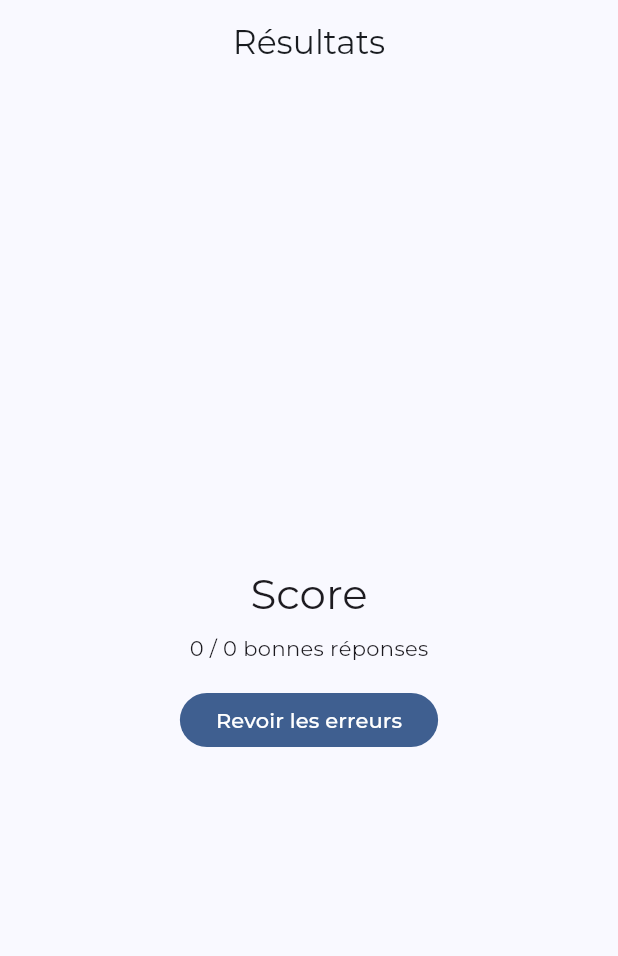
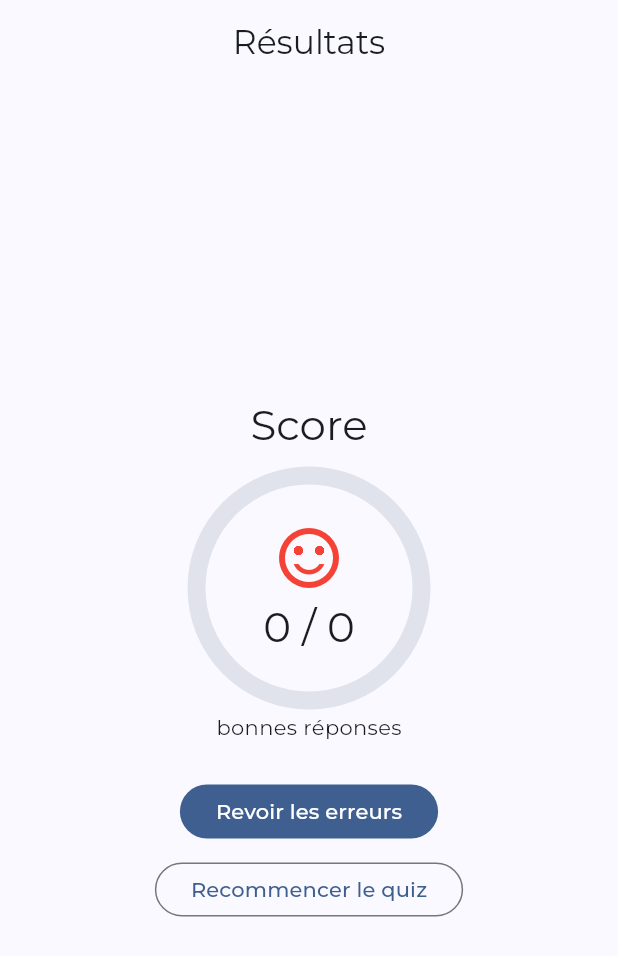
Before and after one commit to Myoxsis/french_citizenship_app, a Flutter app: the ResultsScreen screen opened by its route, on a phone screen of 412 x 824 dp. Shown: the top 956 px of the screen. Run offline on Flutter 3.47's test engine with Material 3 defaults, Android fonts, the light colour scheme and no system bars; our stand-ins replace easy_localization, flutter_riverpod, go_router, google_fonts, shared_preferences; accounts and stored records are empty.

Commit message:
feat: enhance quiz results screen

```diff
--- a/assets/i18n/en.json
+++ b/assets/i18n/en.json
@@ -13,6 +13,7 @@
   "results_score": "Score",
   "results_correct": "correct answers",
   "results_review": "Review mistakes",
+  "results_retry": "Retake quiz",
   "settings_title": "Settings",
   "settings_language": "Language",
   "settings_darkmode": "Dark mode",
--- a/assets/i18n/fr.json
+++ b/assets/i18n/fr.json
@@ -13,6 +13,7 @@
   "results_score": "Score",
   "results_correct": "bonnes réponses",
   "results_review": "Revoir les erreurs",
+  "results_retry": "Recommencer le quiz",
   "settings_title": "Réglages",
   "settings_language": "Langue",
   "settings_darkmode": "Mode sombre",
--- a/lib/screens/results_screen.dart
+++ b/lib/screens/results_screen.dart
@@ -12,6 +12,12 @@ class ResultsScreen extends ConsumerWidget {
     final s = ref.watch(quizControllerProvider);
     final score = s?.score ?? 0;
     final total = s?.total ?? 0;
+    final percent = total == 0 ? 0.0 : score / total;
+    final color = percent >= 0.8
+        ? Colors.green
+        : percent >= 0.5
+            ? Colors.orange
+            : Colors.red;
     return Scaffold(
       appBar: AppBar(title: Text('results_title'.tr())),
       body: Center(
@@ -22,12 +28,52 @@ class ResultsScreen extends ConsumerWidget {
               'results_score'.tr(),
               style: Theme.of(context).textTheme.headlineMedium,
             ),
+            const SizedBox(height: 16),
+            Stack(
+              alignment: Alignment.center,
+              children: [
+                SizedBox(
+                  height: 150,
+                  width: 150,
+                  child: CircularProgressIndicator(
+                    value: percent,
+                    strokeWidth: 12,
+                    backgroundColor:
+                        Theme.of(context).colorScheme.surfaceVariant,
+                    valueColor: AlwaysStoppedAnimation(color),
+                  ),
+                ),
+                Column(
+                  mainAxisSize: MainAxisSize.min,
+                  children: [
+                    Icon(
+                      percent >= 0.8
+                          ? Icons.emoji_events
+                          : Icons.sentiment_satisfied_alt,
+                      size: 48,
+                      color: color,
+                    ),
+                    const SizedBox(height: 4),
+                    Text(
+                      '$score / $total',
+                      style: Theme.of(context).textTheme.headlineMedium,
+                    ),
+                  ],
+                ),
+              ],
+            ),
             const SizedBox(height: 8),
-            Text('$score / $total ${'results_correct'.tr()}'),
-            const SizedBox(height: 16),
+            Text('results_correct'.tr()),
+            const SizedBox(height: 24),
             FilledButton(
               onPressed: () => context.go('/review'),
               child: Text('results_review'.tr()),
+            ),
+            const SizedBox(height: 8),
+            OutlinedButton(
+              onPressed: () =>
+                  context.go('/quiz${total == 30 ? '?mode=exam' : ''}'),
+              child: Text('results_retry'.tr()),
             ),
           ],
         ),
```
